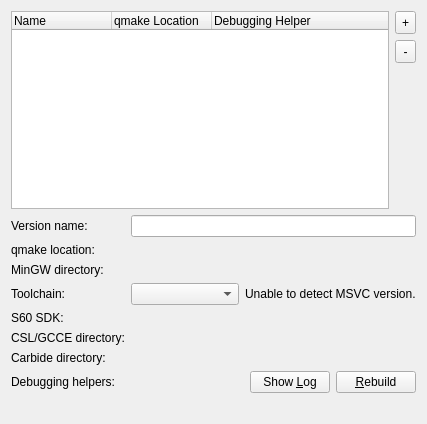
Above: src/plugins/qt4projectmanager/qtversionmanager.ui from qt-creator/qt-creator before the change. Below: the same form after it.
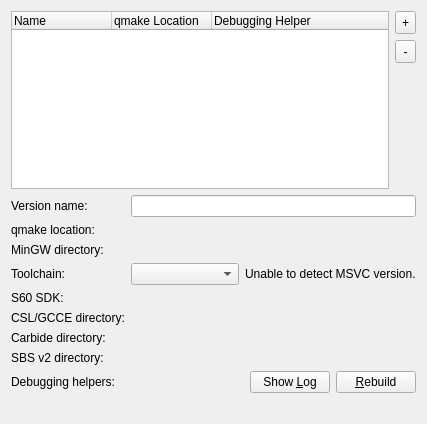
That is the form after the change. Custom widgets are drawn as their Qt base class.

The edit to the form file:
```diff
--- a/src/plugins/qt4projectmanager/qtversionmanager.ui
+++ b/src/plugins/qt4projectmanager/qtversionmanager.ui
@@ -10,8 +10,8 @@
     <height>424</height>
    </rect>
   </property>
-  <layout class="QVBoxLayout" name="verticalLayout">
-   <item>
+  <layout class="QGridLayout" name="gridLayout">
+   <item row="0" column="0" colspan="2">
     <layout class="QHBoxLayout" name="horizontalLayout">
      <item>
       <widget class="QTreeWidget" name="qtdirList">
@@ -89,46 +89,44 @@
      </item>
     </layout>
    </item>
-   <item>
-    <layout class="QGridLayout" name="gridLayout">
-     <item row="0" column="0">
+   <item row="1" column="0">
       <widget class="QLabel" name="versionNameLabel">
        <property name="text">
         <string>Version name:</string>
        </property>
       </widget>
      </item>
-     <item row="0" column="1">
+   <item row="1" column="1">
       <widget class="QLineEdit" name="nameEdit"/>
      </item>
-     <item row="1" column="0">
+   <item row="2" column="0">
       <widget class="QLabel" name="pathLabel">
        <property name="text">
         <string>qmake location:</string>
        </property>
       </widget>
      </item>
-     <item row="1" column="1">
+   <item row="2" column="1">
       <widget class="Utils::PathChooser" name="qmakePath" native="true"/>
      </item>
-     <item row="2" column="0">
+   <item row="3" column="0">
       <widget class="QLabel" name="mingwLabel">
        <property name="text">
         <string>MinGW directory:</string>
        </property>
       </widget>
      </item>
-     <item row="2" column="1">
+   <item row="3" column="1">
       <widget class="Utils::PathChooser" name="mingwPath" native="true"/>
      </item>
-     <item row="3" column="0">
+   <item row="4" column="0">
       <widget class="QLabel" name="msvcLabel">
        <property name="text">
         <string>Toolchain:</string>
        </property>
       </widget>
      </item>
-     <item row="3" column="1">
+   <item row="4" column="1">
       <layout class="QHBoxLayout" name="msvcHorizontalLayout">
        <item>
         <widget class="QComboBox" name="msvcComboBox">
@@ -155,44 +153,54 @@
        </item>
       </layout>
      </item>
-     <item row="4" column="0">
+   <item row="5" column="0">
       <widget class="QLabel" name="s60SDKLabel">
        <property name="text">
         <string>S60 SDK:</string>
        </property>
       </widget>
      </item>
-     <item row="4" column="1">
+   <item row="5" column="1">
       <widget class="Utils::PathChooser" name="s60SDKPath" native="true"/>
      </item>
-     <item row="5" column="0">
+   <item row="6" column="0">
       <widget class="QLabel" name="gcceLabel">
        <property name="text">
         <string>CSL/GCCE directory:</string>
        </property>
       </widget>
      </item>
-     <item row="5" column="1">
+   <item row="6" column="1">
       <widget class="Utils::PathChooser" name="gccePath" native="true"/>
      </item>
-     <item row="6" column="0">
+   <item row="7" column="0">
       <widget class="QLabel" name="mwcLabel">
        <property name="text">
         <string>Carbide directory:</string>
        </property>
       </widget>
      </item>
-     <item row="6" column="1">
+   <item row="7" column="1">
       <widget class="Utils::PathChooser" name="mwcPath" native="true"/>
      </item>
-     <item row="7" column="0">
+   <item row="8" column="0">
+    <widget class="QLabel" name="sbsV2Label">
+     <property name="text">
+      <string>SBS v2 directory:</string>
+     </property>
+    </widget>
+   </item>
+   <item row="8" column="1">
+    <widget class="Utils::PathChooser" name="sbsV2Path" native="true"/>
+   </item>
+   <item row="9" column="0">
       <widget class="QLabel" name="debuggingHelperLabel">
        <property name="text">
         <string>Debugging helpers:</string>
        </property>
       </widget>
      </item>
-     <item row="7" column="1">
+   <item row="9" column="1">
       <layout class="QHBoxLayout" name="debuggingHelperHorizontalLayout">
        <item>
         <widget class="QLabel" name="debuggingHelperStateLabel">
@@ -223,7 +231,7 @@
        </item>
       </layout>
      </item>
-     <item row="8" column="0" colspan="2">
+   <item row="10" column="0" colspan="2">
       <widget class="QLabel" name="errorLabel">
        <property name="text">
         <string/>
@@ -231,8 +239,6 @@
       </widget>
      </item>
     </layout>
-   </item>
-  </layout>
  </widget>
  <customwidgets>
   <customwidget>
```
Left out of the diff: 1 changed line with no effect on the pictures. Lines whose indentation alone changed are shown as unchanged.
